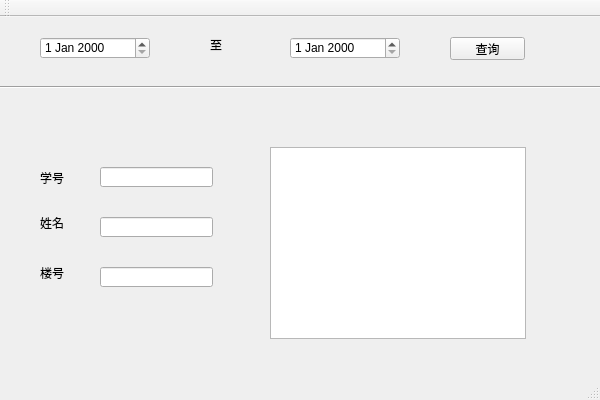
Qt form Dormitory/dormitory.ui (a686432/dormitory) before a commit.
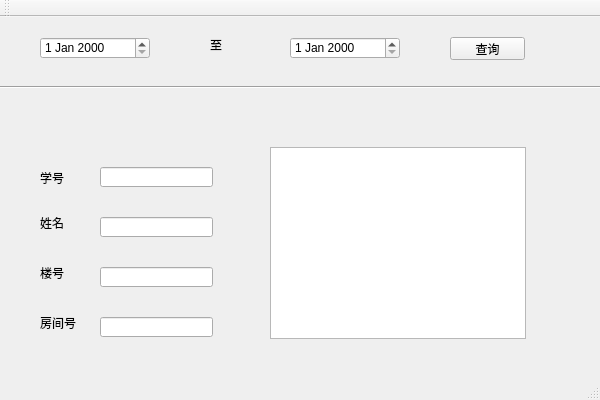
The same form after that commit.

The edit to the form file:
```diff
--- a/Dormitory/dormitory.ui
+++ b/Dormitory/dormitory.ui
@@ -164,6 +164,29 @@
      <string>至</string>
     </property>
    </widget>
+   <widget class="QLabel" name="label_5">
+    <property name="geometry">
+     <rect>
+      <x>40</x>
+      <y>300</y>
+      <width>54</width>
+      <height>12</height>
+     </rect>
+    </property>
+    <property name="text">
+     <string>房间号</string>
+    </property>
+   </widget>
+   <widget class="QLineEdit" name="lineEdit_4">
+    <property name="geometry">
+     <rect>
+      <x>100</x>
+      <y>300</y>
+      <width>113</width>
+      <height>20</height>
+     </rect>
+    </property>
+   </widget>
   </widget>
   <widget class="QMenuBar" name="menuBar">
    <property name="geometry">
```
Left out of the diff: 24 changed lines with no effect on the pictures.
